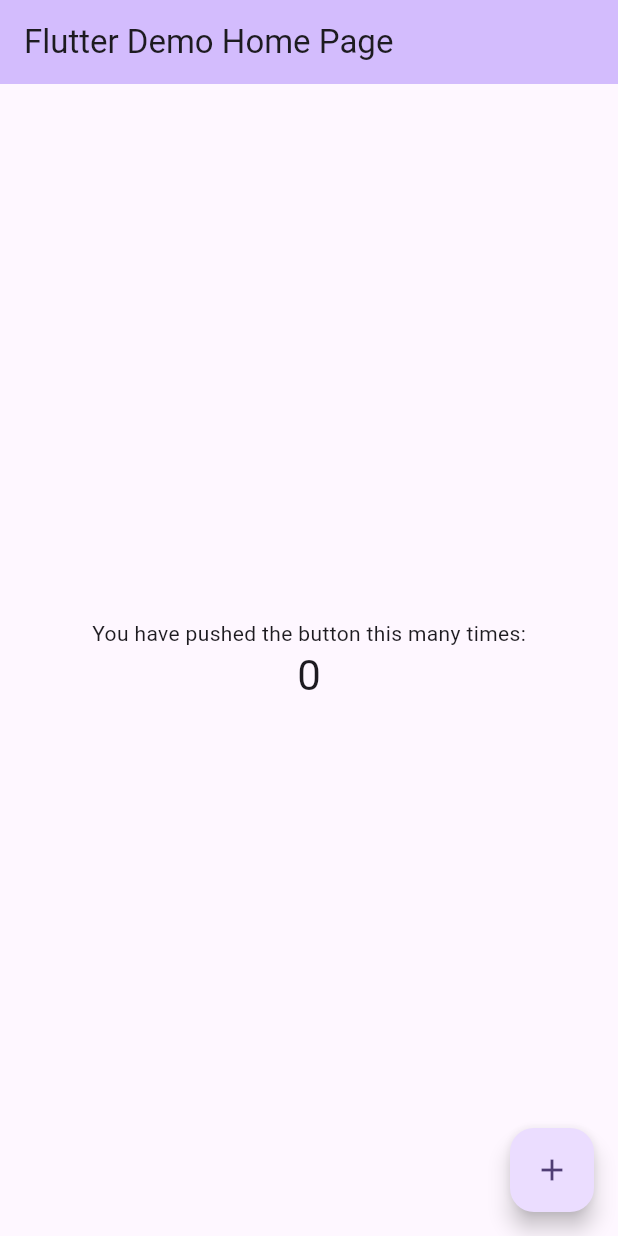
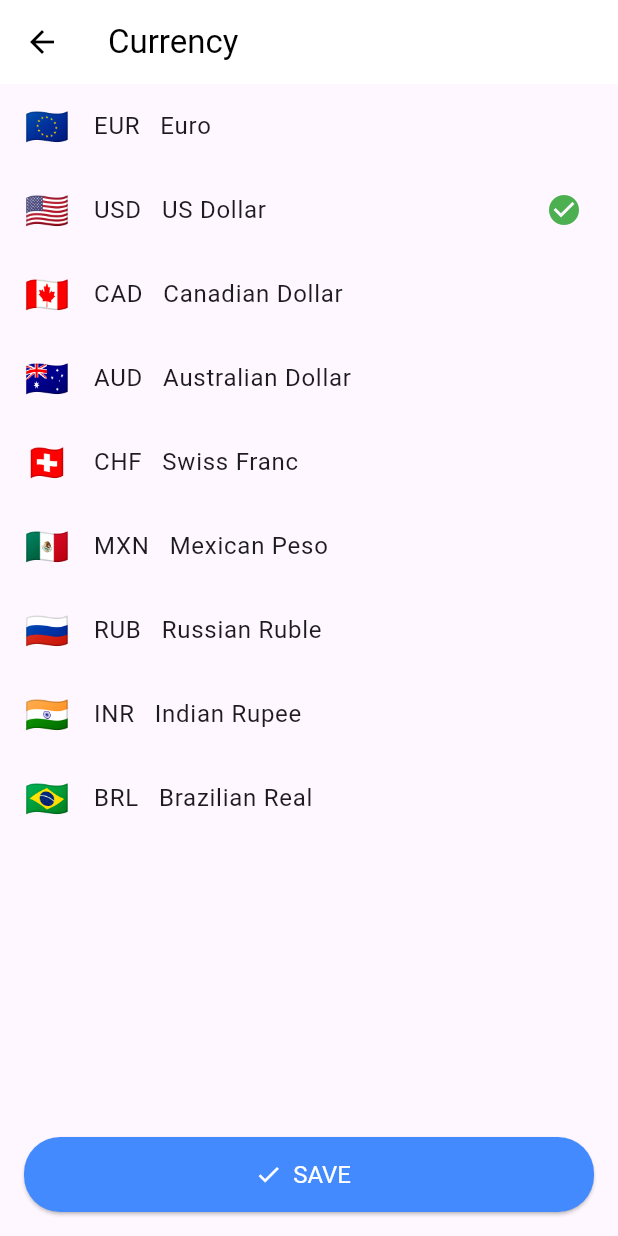
Before and after one commit to rizal-ramadhan/boncosmeter, a Flutter app: the screen it shows after launch, on a phone screen of 412 x 824 dp. Run offline on Flutter 3.47's test engine with Material 3 defaults, Android fonts, the light colour scheme and no system bars.

Commit message:
Update main.dart currency

```diff
--- a/lib/main.dart
+++ b/lib/main.dart
@@ -1,122 +1,118 @@
 import 'package:flutter/material.dart';
 
-void main() {
-  runApp(const MyApp());
-}
+void main() => runApp(const MyApp());
 
 class MyApp extends StatelessWidget {
   const MyApp({super.key});
 
-  // This widget is the root of your application.
   @override
   Widget build(BuildContext context) {
     return MaterialApp(
-      title: 'Flutter Demo',
+      title: 'Currency Selector',
       theme: ThemeData(
-        // This is the theme of your application.
-        //
-        // TRY THIS: Try running your application with "flutter run". You'll see
-        // the application has a purple toolbar. Then, without quitting the app,
-        // try changing the seedColor in the colorScheme below to Colors.green
-        // and then invoke "hot reload" (save your changes or press the "hot
-        // reload" button in a Flutter-supported IDE, or press "r" if you used
-        // the command line to start the app).
-        //
-        // Notice that the counter didn't reset back to zero; the application
-        // state is not lost during the reload. To reset the state, use hot
-        // restart instead.
-        //
-        // This works for code too, not just values: Most code changes can be
-        // tested with just a hot reload.
-        colorScheme: ColorScheme.fromSeed(seedColor: Colors.deepPurple),
+        primarySwatch: Colors.blue,
+        useMaterial3: true,
       ),
-      home: const MyHomePage(title: 'Flutter Demo Home Page'),
+      home: const CurrencySelectionScreen(),
     );
   }
 }
 
-class MyHomePage extends StatefulWidget {
-  const MyHomePage({super.key, required this.title});
+class Currency {
+  final String code;
+  final String name;
+  final String flag;
 
-  // This widget is the home page of your application. It is stateful, meaning
-  // that it has a State object (defined below) that contains fields that affect
-  // how it looks.
+  Currency({required this.code, required this.name, required this.flag});
+}
 
-  // This class is the configuration for the state. It holds the values (in this
-  // case the title) provided by the parent (in this case the App widget) and
-  // used by the build method of the State. Fields in a Widget subclass are
-  // always marked "final".
-
-  final String title;
+class CurrencySelectionScreen extends StatefulWidget {
+  const CurrencySelectionScreen({super.key});
 
   @override
-  State<MyHomePage> createState() => _MyHomePageState();
+  State<CurrencySelectionScreen> createState() =>
+      _CurrencySelectionScreenState();
 }
 
-class _MyHomePageState extends State<MyHomePage> {
-  int _counter = 0;
+class _CurrencySelectionScreenState extends State<CurrencySelectionScreen> {
+  String _selectedCurrencyCode = 'USD';
 
-  void _incrementCounter() {
-    setState(() {
-      // This call to setState tells the Flutter framework that something has
-      // changed in this State, which causes it to rerun the build method below
-      // so that the display can reflect the updated values. If we changed
-      // _counter without calling setState(), then the build method would not be
-      // called again, and so nothing would appear to happen.
-      _counter++;
-    });
-  }
+  final List<Currency> currencies = [
+    Currency(code: 'EUR', name: 'Euro', flag: '🇪🇺'),
+    Currency(code: 'USD', name: 'US Dollar', flag: '🇺🇸'),
+    Currency(code: 'CAD', name: 'Canadian Dollar', flag: '🇨🇦'),
+    Currency(code: 'AUD', name: 'Australian Dollar', flag: '🇦🇺'),
+    Currency(code: 'CHF', name: 'Swiss Franc', flag: '🇨🇭'),
+    Currency(code: 'MXN', name: 'Mexican Peso', flag: '🇲🇽'),
+    Currency(code: 'RUB', name: 'Russian Ruble', flag: '🇷🇺'),
+    Currency(code: 'INR', name: 'Indian Rupee', flag: '🇮🇳'),
+    Currency(code: 'BRL', name: 'Brazilian Real', flag: '🇧🇷'),
+  ];
 
   @override
   Widget build(BuildContext context) {
-    // This method is rerun every time setState is called, for instance as done
-    // by the _incrementCounter method above.
-    //
-    // The Flutter framework has been optimized to make rerunning build methods
-    // fast, so that you can just rebuild anything that needs updating rather
-    // than having to individually change instances of widgets.
     return Scaffold(
       appBar: AppBar(
-        // TRY THIS: Try changing the color here to a specific color (to
-        // Colors.amber, perhaps?) and trigger a hot reload to see the AppBar
-        // change color while the other colors stay the same.
-        backgroundColor: Theme.of(context).colorScheme.inversePrimary,
-        // Here we take the value from the MyHomePage object that was created by
-        // the App.build method, and use it to set our appbar title.
-        title: Text(widget.title),
+        leading: const BackButton(color: Colors.black),
+        title: const Text('Currency', style: TextStyle(color: Colors.black)),
+        backgroundColor: Colors.white,
+        elevation: 0,
       ),
-      body: Center(
-        // Center is a layout widget. It takes a single child and positions it
-        // in the middle of the parent.
-        child: Column(
-          // Column is also a layout widget. It takes a list of children and
-          // arranges them vertically. By default, it sizes itself to fit its
-          // children horizontally, and tries to be as tall as its parent.
-          //
-          // Column has various properties to control how it sizes itself and
-          // how it positions its children. Here we use mainAxisAlignment to
-          // center the children vertically; the main axis here is the vertical
-          // axis because Columns are vertical (the cross axis would be
-          // horizontal).
-          //
-          // TRY THIS: Invoke "debug painting" (choose the "Toggle Debug Paint"
-          // action in the IDE, or press "p" in the console), to see the
-          // wireframe for each widget.
-          mainAxisAlignment: MainAxisAlignment.center,
-          children: <Widget>[
-            const Text('You have pushed the button this many times:'),
-            Text(
-              '$_counter',
-              style: Theme.of(context).textTheme.headlineMedium,
+      body: Column(
+        children: [
+          Expanded(
+            child: ListView.builder(
+              itemCount: currencies.length,
+              itemBuilder: (context, index) {
+                final currency = currencies[index];
+                return ListTile(
+                  leading: Text(
+                    currency.flag,
+                    style: const TextStyle(fontSize: 24),
+                  ),
+                  title: Text('${currency.code}   ${currency.name}'),
+                  trailing: _selectedCurrencyCode == currency.code
+                      ? const Icon(Icons.check_circle, color: Colors.green)
+                      : null,
+                  onTap: () {
+                    setState(() {
+                      _selectedCurrencyCode = currency.code;
+                    });
+                  },
+                );
+              },
             ),
-          ],
-        ),
+          ),
+          Padding(
+            padding: const EdgeInsets.all(16.0),
+            child: SizedBox(
+              width: double.infinity,
+              height: 50,
+              child: ElevatedButton.icon(
+                onPressed: () {
+                  // Simpan pilihan mata uang di sini
+                  ScaffoldMessenger.of(context).showSnackBar(
+                    SnackBar(
+                      content: Text(
+                          'Currency ${_selectedCurrencyCode} saved successfully.'),
+                    ),
+                  );
+                },
+                icon: const Icon(Icons.check),
+                label: const Text('SAVE'),
+                style: ElevatedButton.styleFrom(
+                  backgroundColor: Colors.blueAccent,
+                  foregroundColor: Colors.white,
+                  shape: RoundedRectangleBorder(
+                    borderRadius: BorderRadius.circular(24),
+                  ),
+                  textStyle: const TextStyle(fontSize: 16),
+                ),
+              ),
+            ),
+          ),
+        ],
       ),
-      floatingActionButton: FloatingActionButton(
-        onPressed: _incrementCounter,
-        tooltip: 'Increment',
-        child: const Icon(Icons.add),
-      ), // This trailing comma makes auto-formatting nicer for build methods.
     );
   }
 }
```
